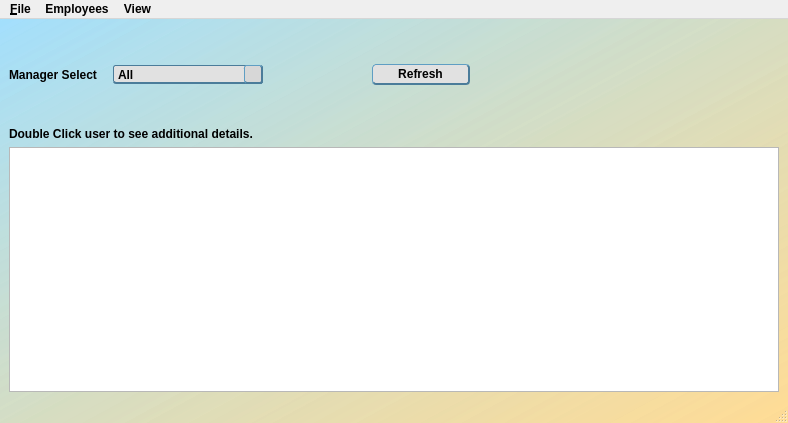
First picture: the form in Ui_Files/manager_main.ui, repository jakesb27/Manager_KPI_Tracker, before the edit.
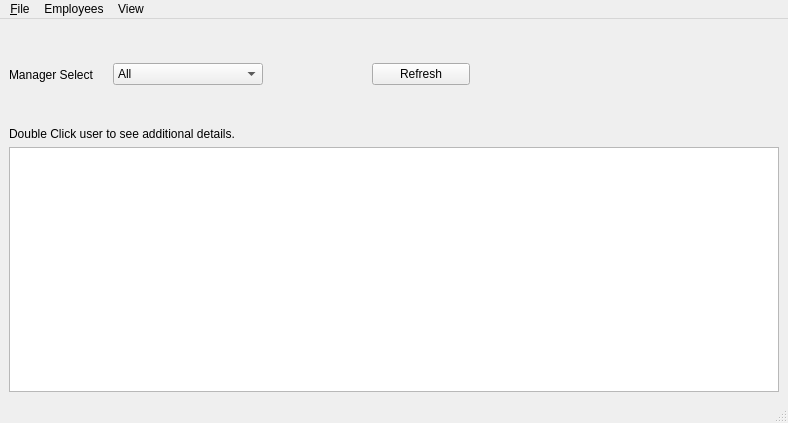
Second picture: the form after the edit. Icons and pictures are not drawn.

Commit message: added email distribution lists and changed set style functions.

Diff of the .ui file:
```diff
--- a/Ui_Files/manager_main.ui
+++ b/Ui_Files/manager_main.ui
@@ -17,211 +17,6 @@
    <iconset resource="../main_images.qrc">
     <normaloff>:/logos/Images/Meduit_logo.ico</normaloff>:/logos/Images/Meduit_logo.ico</iconset>
   </property>
-  <property name="styleSheet">
-   <string notr="true">QMainWindow{
-	background-color: qlineargradient(spread:pad, x1:1, y1:1, x2:0, y2:0.011, stop:0 rgba(255, 218, 144, 200), stop:1 rgba(129, 213, 255, 126));
-}
-QDialog{
-	background-color: qlineargradient(spread:pad, x1:1, y1:1, x2:0, y2:0.011, stop:0 rgba(255, 218, 144, 200), stop:1 rgba(129, 213, 255, 126));
-}
-QWidget{
-	font: 11pt &quot;Corbel&quot;;
-	font-weight: bold;
-}
-QPlainTextEdit{
-	border: 1px solid black;
-}
-QDateEdit{
-	background-color: rgb(223, 223, 223);
-	border: 1px solid rgb(95, 158, 195);
-	font: 10pt &quot;MS Shell Dlg 2&quot;;
-	border-bottom: 2px solid rgb(75, 124, 154);
-	border-top: 1px solid rgb(95, 158, 195);
-	border-right: 2px solid rgb(75, 124, 154);
-	border-left: 1px solid rgb(95, 158, 195);
-	border-radius: 3px;
-	padding-left: 3px;
-	padding-right: 3px;
-	background-color: rgb(225, 225, 225);
-}
-QDateEdit::drop-down{
-	background-color: rgb(215, 215, 215);
-	border-bottom: 2px solid rgb(75, 124, 154);
-	border-top: 1px solid rgb(95, 158, 195);
-	border-right: 2px solid rgb(75, 124, 154);
-	border-left: 1px solid rgb(95, 158, 195);
-	border-radius: 3px;
-	subcontrol-origin: margin;
-	width: 18px;
-}
-QDateEdit::down-arrow{
-	image: url(:/arrows/Images/arrow-dwn.png);
-	width: 14 px;
-	height:14 px;
-}
-QGroupBox{
-	background-color: qlineargradient(spread:pad, x1:0.5, y1:0, x2:0.5, y2:1, stop:0 rgba(255, 255, 255, 209), stop:0.485876 rgba(181, 207, 220, 239), stop:1 rgba(85, 199, 255, 196));
-	border: 1px solid black;
-	border-radius: 3px;
-	margin-top: 1ex;
-	padding-top: 18;
-	font: 11pt &quot;Corbel&quot;;
-	font-weight: bold;
-}
-QGroupBox::title{
-	background-color: qlineargradient(spread:pad, x1:0.50035, y1:1, x2:0.5, y2:0, stop:0 rgba(151, 151, 151, 255), stop:1 rgba(255, 255, 255, 255));
-	border: 1px solid black;
-	border-radius: 3px;
-	padding: 2 10px;
-	subcontrol-origin: margin;
-	subcontrol-position: top;
-	font: 11pt &quot;Corbel&quot;;
-	font-weight: bold;
-}
-QLineEdit{
-	border: 1px solid rgb(95, 158, 195);
-	font: 10pt &quot;MS Shell Dlg 2&quot;;
-}
-QLineEdit[readOnly=&quot;true&quot;]{
-	background-color: rgb(200, 200, 200);
-	border: 1px solid rgb(95, 158, 195);
-	font: 10pt &quot;MS Shell Dlg 2&quot;;
-}
-QTextEdit{
-	font: 12pt &quot;Corbel&quot;;
-}
-QStatusBar{
-	font: 10pt &quot;MS Shell Dlg 2&quot;;
-}
-QPushButton{
-	border-bottom: 2px solid rgb(75, 124, 154);
-	border-top: 1px solid rgb(95, 158, 195);
-	border-right: 2px solid rgb(75, 124, 154);
-	border-left: 1px solid rgb(95, 158, 195);
-	border-radius: 4px;
-	padding: 2px;
-	padding-left: 13px;
-	padding-right: 13px;
-	background-color: rgb(225, 225, 225);
-	font: 11pt &quot;Corbel&quot;;
-	font-weight: bold;
-}
-QPushButton::hover{
-	border-bottom: 2px solid rgb(75, 124, 154);
-	border-top: 1px solid rgb(95, 158, 195);
-	border-right: 2px solid rgb(75, 124, 154);
-	border-left: 1px solid rgb(95, 158, 195);
-	border-radius: 4px;
-	padding: 2px;
-	padding-left: 13px;
-	padding-right: 13px;
-	background-color: rgb(215, 215, 215);
-	font: 11pt &quot;Corbel&quot;;
-	font-weight: bold;
-}
-QPushButton::pressed{
-	border-bottom: 1px solid rgb(75, 124, 154);
-	border-top: 2px solid rgb(95, 158, 195);
-	border-right: 1px solid rgb(75, 124, 154);
-	border-left: 2px solid rgb(95, 158, 195);
-	border-radius: 4px;
-	padding: 2px;
-	padding-left: 10px;
-	padding-right: 10px;
-	width: 80px;
-	background-color: rgb(225, 225, 225);
-	font: 11pt &quot;Corbel&quot;;
-	font-weight: bold;
-}
-QComboBox{
-	border-bottom: 2px solid rgb(75, 124, 154);
-	border-top: 1px solid rgb(75, 124, 154);
-	border-right: 1px solid rgb(75, 124, 154);
-	border-left: 1px solid rgb(75, 124, 154);
-	border-radius: 3px;
-	background-color: rgb(225, 225, 225);
-}
-QComboBox::drop-down{
-	background-color: rgb(215, 215, 215);
-	border-bottom: 2px solid rgb(75, 124, 154);
-	border-top: 1px solid rgb(95, 158, 195);
-	border-right: 2px solid rgb(75, 124, 154);
-	border-left: 1px solid rgb(95, 158, 195);
-	border-radius: 3px;
-	subcontrol-origin: margin;
-	width: 16px;
-}
-QComboBox::drop-down::hover{
-	background-color: rgb(205, 205, 205);
-	border-bottom: 2px solid rgb(75, 124, 154);
-	border-top: 1px solid rgb(95, 158, 195);
-	border-right: 2px solid rgb(75, 124, 154);
-	border-left: 1px solid rgb(95, 158, 195);
-	border-radius: 3px;
-	subcontrol-origin: margin;
-	width: 16px;
-}
-QComboBox::drop-down::pressed{
-	background-color: rgb(215, 215, 215);
-	border-bottom: 1px solid rgb(75, 124, 154);
-	border-top: 2px solid rgb(95, 158, 195);
-	border-right: 1px solid rgb(75, 124, 154);
-	border-left: 2px solid rgb(95, 158, 195);
-	border-radius: 3px;
-	subcontrol-origin: margin;
-	width: 16px;
-}
-QComboBox::down-arrow{
-	image: url(:/arrows/Images/arrow-dwn.png);
-	width: 14 px;
-	height:14 px;
-}
-QCalendarWidget QWidget#qt_calendar_navigationbar{
-	background-color: qlineargradient(spread:pad, x1:0.50035, y1:1, x2:0.5, y2:0, stop:0 rgba(151, 151, 151, 255), stop:1 rgba(255, 255, 255, 255));
-	border-top: 1px solid black;
-	border-left: 1px solid black;
-	border-right: 1px solid black;
-	border-top-left-radius: 3px;
-	border-top-right-radius: 3px;
-	font: 11pt &quot;Corbel&quot;;
-	font-weight: bold;
-}
-QCalendarWidget QToolButton{
-	color: rgb(0, 0, 0);
-  	icon-size: 20px, 20px;
-}
-QCalendarWidget QWidget#qt_calendar_prevmonth{
-	qproperty-icon: url(:/arrows/Images/arrow-left.png);
-}
-
-QCalendarWidget QWidget#qt_calendar_nextmonth{
-	qproperty-icon: url(:/arrows/Images/arrow-right.png);
-}
-QCalendarWidget QSpinBox{ 
-	font: 11pt &quot;Corbel&quot;;
-	font-weight: bold;
-}
-QCalendarWidget QMenu{
-	font: 11pt &quot;Corbel&quot;;
-	font-weight: bold;
-}
-QCalendarWidget QWidget{
-	alternate-background-color: rgb(234, 234, 234);
-}
-QCalendarWidget QAbstractItemView:enabled{
-	font: 12pt &quot;Corbel&quot;;
-	font-weight: bold;
-	background-color: rgb(214, 214, 214);
-  	selection-background-color: rgb(64, 64, 64);
-	selection-color: rgb(255, 255, 255);
-	border: 1px solid black;
-	border-bottom-left-radius: 3px;
-	border-bottom-right-radius: 3px;
-}
-QCalendarWidget QAbstractItemView:disabled{
-	color: rgb(64, 64, 64); 
-}</string>
-  </property>
   <widget class="QWidget" name="centralwidget">
    <layout class="QGridLayout" name="gridLayout">
     <item row="3" column="0" colspan="3">
@@ -325,7 +120,7 @@
      <x>0</x>
      <y>0</y>
      <width>788</width>
-     <height>24</height>
+     <height>21</height>
     </rect>
    </property>
    <widget class="QMenu" name="menuFile">
```
Left out of the diff: 6 changed lines with no effect on the pictures. The commit also changes 20 other files.
